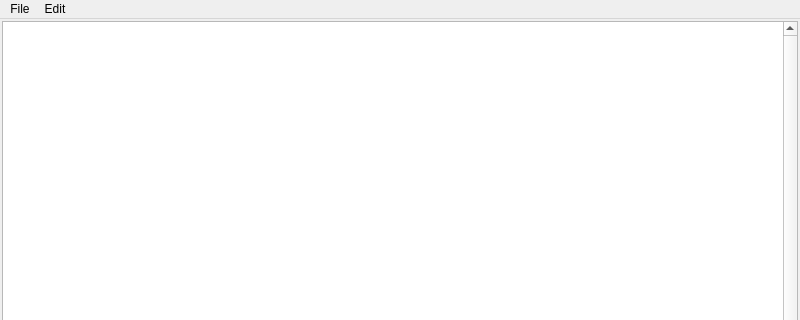
First picture: the form in src/n_a_p.ui, repository Kracav4ik/not_a_pad, before the edit; both pictures show x 0 to 800 and y 0 to 320 of the 800 by 600 pixel window.
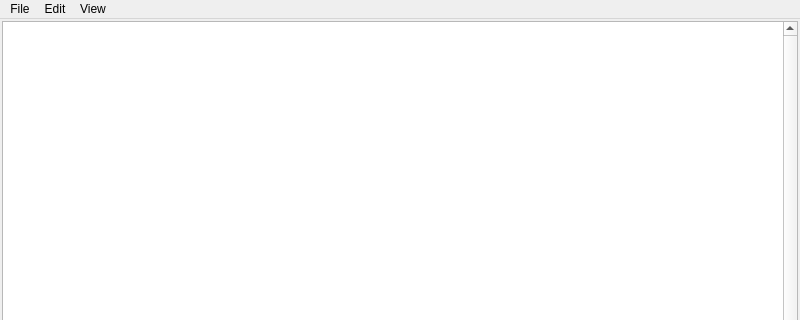
Second picture: the form after the edit.

Commit message: Font select dialog

What changed in the file:
```diff
--- a/src/n_a_p.ui
+++ b/src/n_a_p.ui
@@ -73,8 +73,15 @@
     <addaction name="actionFind"/>
     <addaction name="actionFind_New"/>
    </widget>
+   <widget class="QMenu" name="menuView">
+    <property name="title">
+     <string>View</string>
+    </property>
+    <addaction name="actionFont"/>
+   </widget>
    <addaction name="menuFile"/>
    <addaction name="menuEdit"/>
+   <addaction name="menuView"/>
   </widget>
   <widget class="QStatusBar" name="statusbar"/>
   <action name="actionSave">
```
Left out of the diff: 5 changed lines with no effect on the pictures. The commit also changes 1 other file.
